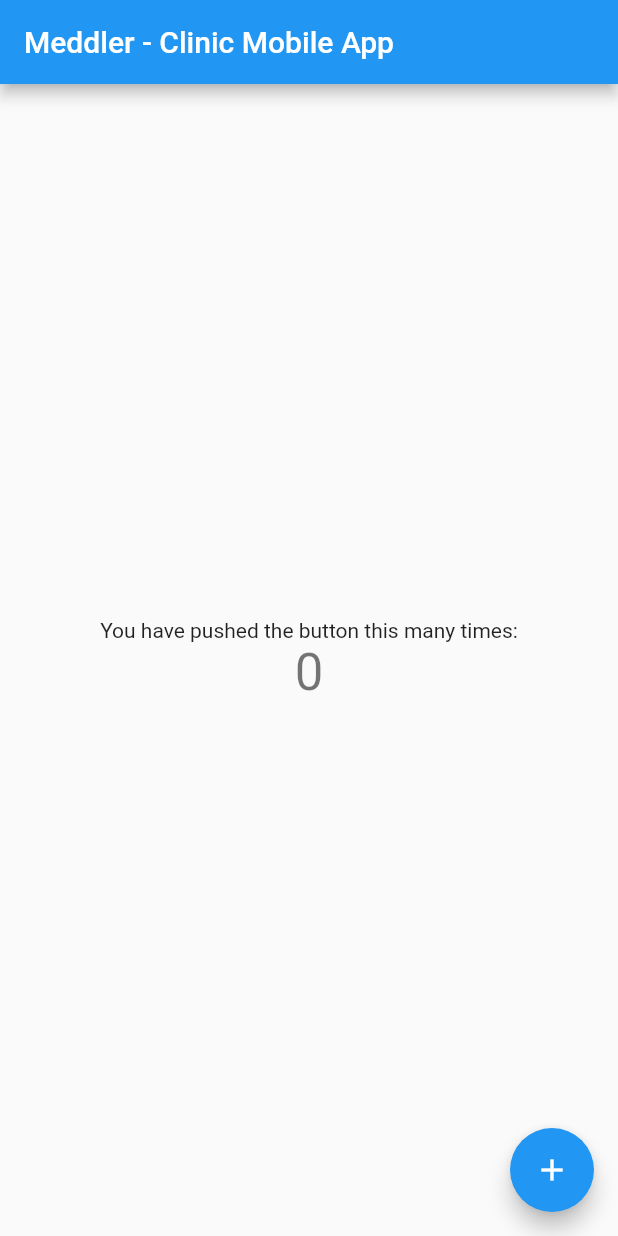
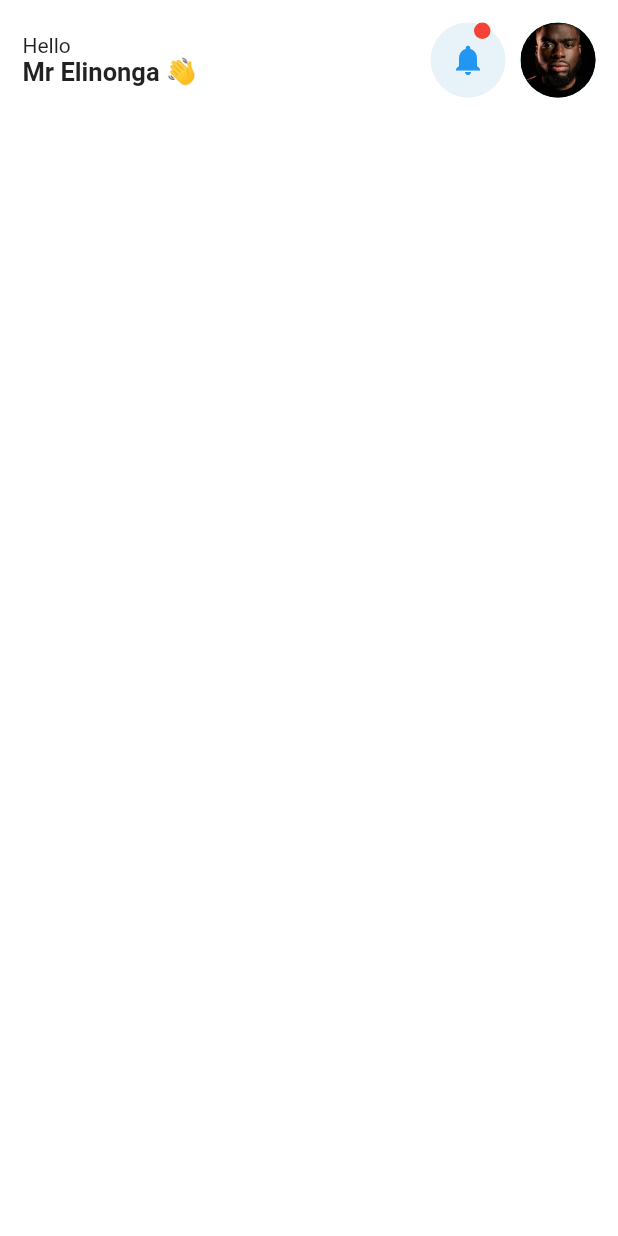
Before and after one commit to elinonga/Clinic-Mobile-App-Flutter, a Flutter app: the screen it shows after launch, on a phone screen of 412 x 824 dp. Run offline on Flutter 3.47's test engine with Material 2 defaults, Android fonts, the phone set to English and light mode, and no system bars; our stand-ins replace hexcolor.

Commit message:
:sparkles: Top  Bar

```diff
--- a/lib/main.dart
+++ b/lib/main.dart
@@ -1,4 +1,5 @@
 import 'package:flutter/material.dart';
+import 'package:medical_app/pages/home.dart';
 
 void main() {
   runApp(const MyApp());
@@ -11,105 +12,12 @@ class MyApp extends StatelessWidget {
   @override
   Widget build(BuildContext context) {
     return MaterialApp(
+      debugShowCheckedModeBanner: false,
       title: 'Meddler - Clinic Mobile App',
       theme: ThemeData(
-        // This is the theme of your application.
-        //
-        // Try running your application with "flutter run". You'll see the
-        // application has a blue toolbar. Then, without quitting the app, try
-        // changing the primarySwatch below to Colors.green and then invoke
-        // "hot reload" (press "r" in the console where you ran "flutter run",
-        // or simply save your changes to "hot reload" in a Flutter IDE).
-        // Notice that the counter didn't reset back to zero; the application
-        // is not restarted.
-        primarySwatch: Colors.blue,
+        primarySwatch: Colors.teal,
       ),
-      home: const MyHomePage(title: 'Meddler - Clinic Mobile App'),
+      home: const HomePage(),
     );
   }
 }
-
-class MyHomePage extends StatefulWidget {
-  const MyHomePage({Key? key, required this.title}) : super(key: key);
-
-  // This widget is the home page of your application. It is stateful, meaning
-  // that it has a State object (defined below) that contains fields that affect
-  // how it looks.
-
-  // This class is the configuration for the state. It holds the values (in this
-  // case the title) provided by the parent (in this case the App widget) and
-  // used by the build method of the State. Fields in a Widget subclass are
-  // always marked "final".
-
-  final String title;
-
-  @override
-  State<MyHomePage> createState() => _MyHomePageState();
-}
-
-class _MyHomePageState extends State<MyHomePage> {
-  int _counter = 0;
-
-  void _incrementCounter() {
-    setState(() {
-      // This call to setState tells the Flutter framework that something has
-      // changed in this State, which causes it to rerun the build method below
-      // so that the display can reflect the updated values. If we changed
-      // _counter without calling setState(), then the build method would not be
-      // called again, and so nothing would appear to happen.
-      _counter++;
-    });
-  }
-
-  @override
-  Widget build(BuildContext context) {
-    // This method is rerun every time setState is called, for instance as done
-    // by the _incrementCounter method above.
-    //
-    // The Flutter framework has been optimized to make rerunning build methods
-    // fast, so that you can just rebuild anything that needs updating rather
-    // than having to individually change instances of widgets.
-    return Scaffold(
-      appBar: AppBar(
-        // Here we take the value from the MyHomePage object that was created by
-        // the App.build method, and use it to set our appbar title.
-        title: Text(widget.title),
-      ),
-      body: Center(
-        // Center is a layout widget. It takes a single child and positions it
-        // in the middle of the parent.
-        child: Column(
-          // Column is also a layout widget. It takes a list of children and
-          // arranges them vertically. By default, it sizes itself to fit its
-          // children horizontally, and tries to be as tall as its parent.
-          //
-          // Invoke "debug painting" (press "p" in the console, choose the
-          // "Toggle Debug Paint" action from the Flutter Inspector in Android
-          // Studio, or the "Toggle Debug Paint" command in Visual Studio Code)
-          // to see the wireframe for each widget.
-          //
-          // Column has various properties to control how it sizes itself and
-          // how it positions its children. Here we use mainAxisAlignment to
-          // center the children vertically; the main axis here is the vertical
-          // axis because Columns are vertical (the cross axis would be
-          // horizontal).
-          mainAxisAlignment: MainAxisAlignment.center,
-          children: <Widget>[
-            const Text(
-              'You have pushed the button this many times:',
-            ),
-            Text(
-              '$_counter',
-              style: Theme.of(context).textTheme.headline4,
-            ),
-          ],
-        ),
-      ),
-      floatingActionButton: FloatingActionButton(
-        onPressed: _incrementCounter,
-        tooltip: 'Increment',
-        child: const Icon(Icons.add),
-      ), // This trailing comma makes auto-formatting nicer for build methods.
-    );
-  }
-}
--- /dev/null
+++ b/lib/pages/home.dart
@@ -0,0 +1,81 @@
+import 'package:flutter/material.dart';
+import 'package:hexcolor/hexcolor.dart';
+
+class HomePage extends StatefulWidget {
+  const HomePage({Key? key}) : super(key: key);
+
+  @override
+  State<HomePage> createState() => _HomePageState();
+}
+
+class _HomePageState extends State<HomePage> {
+  @override
+  Widget build(BuildContext context) {
+    return Scaffold(
+      backgroundColor: HexColor("ffffff"),
+      body: ListView(children: [
+        Container(
+          margin: const EdgeInsets.only(left: 15, right: 15, top: 15),
+          child: Row(
+            mainAxisAlignment: MainAxisAlignment.spaceBetween,
+            children: [
+              //Column
+              Column(
+                  crossAxisAlignment: CrossAxisAlignment.start,
+                  children: const [
+                    Text("Hello"),
+                    Text(
+                      "Mr Elinonga 👋",
+                      style: TextStyle(
+                        fontWeight: FontWeight.bold,
+                        fontSize: 17,
+                      ),
+                    ),
+                  ]),
+
+              // Row (Notification + Avatar)
+              Row(
+                children: [
+                  Stack(children: [
+                    // Notification
+                    Container(
+                      width: 50,
+                      height: 50,
+                      decoration: BoxDecoration(
+                          shape: BoxShape.circle, color: HexColor("e8f2f9")),
+                      child: const Icon(
+                        Icons.notifications,
+                        color: Colors.blue,
+                      ),
+                    ),
+
+                    // Red dot
+                    Positioned(
+                      right: 10,
+                      child: Container(
+                        width: 11,
+                        height: 11,
+                        decoration: const BoxDecoration(
+                            shape: BoxShape.circle, color: Colors.red),
+                      ),
+                    )
+                  ]),
+
+                  const SizedBox(
+                    width: 10,
+                  ),
+
+                  // Avatar
+                  const CircleAvatar(
+                    radius: 25,
+                    foregroundImage: AssetImage("assets/images/black.jpeg"),
+                  )
+                ],
+              )
+            ],
+          ),
+        )
+      ]),
+    );
+  }
+}
--- a/pubspec.yaml
+++ b/pubspec.yaml
@@ -29,6 +29,7 @@ environment:
 dependencies:
   flutter:
     sdk: flutter
+  hexcolor: ^2.0.7
 
 
   # The following adds the Cupertino Icons font to your application.
@@ -58,9 +59,8 @@ flutter:
   uses-material-design: true
 
   # To add assets to your application, add an assets section, like this:
-  # assets:
-  #   - images/a_dot_burr.jpeg
-  #   - images/a_dot_ham.jpeg
+  assets:
+    - assets/images/
 
   # An image asset can refer to one or more resolution-specific "variants", see
   # https://flutter.dev/assets-and-images/#resolution-aware
```
Also changed, not shown: assets/images/black.jpeg (added), pubspec.lock, 6 other files.
